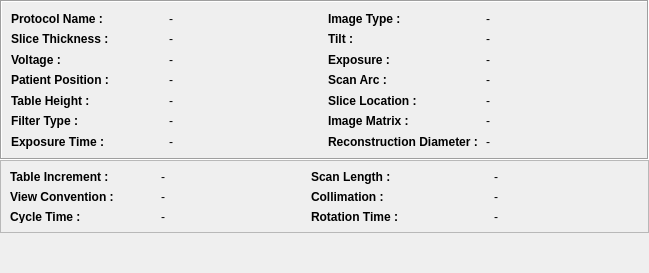
First picture: the form in starviewer/src/core/qdicomdumpctwidgetbase.ui, repository starviewer-medical/starviewer, before the edit.
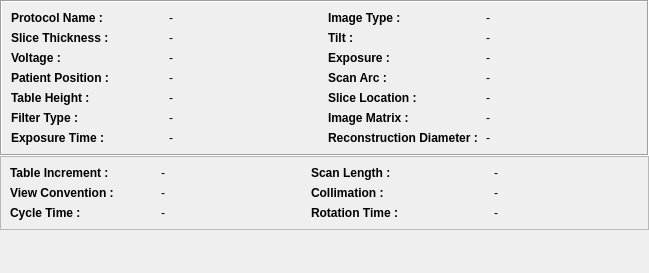
Second picture: the form after the edit.

Commit message: ENH: Millorat temes de layout al les pantalles, i si el exposure o Kvp = 0, mostrem valor "-"

What changed in the file:
```diff
--- a/starviewer/src/core/qdicomdumpctwidgetbase.ui
+++ b/starviewer/src/core/qdicomdumpctwidgetbase.ui
@@ -36,7 +36,7 @@
      <property name="minimumSize" >
       <size>
        <width>630</width>
-       <height>160</height>
+       <height>0</height>
       </size>
      </property>
      <property name="autoFillBackground" >
@@ -361,7 +361,7 @@
      <property name="minimumSize" >
       <size>
        <width>630</width>
-       <height>64</height>
+       <height>0</height>
       </size>
      </property>
      <property name="frameShape" >
```
The commit also changes 7 other files.
